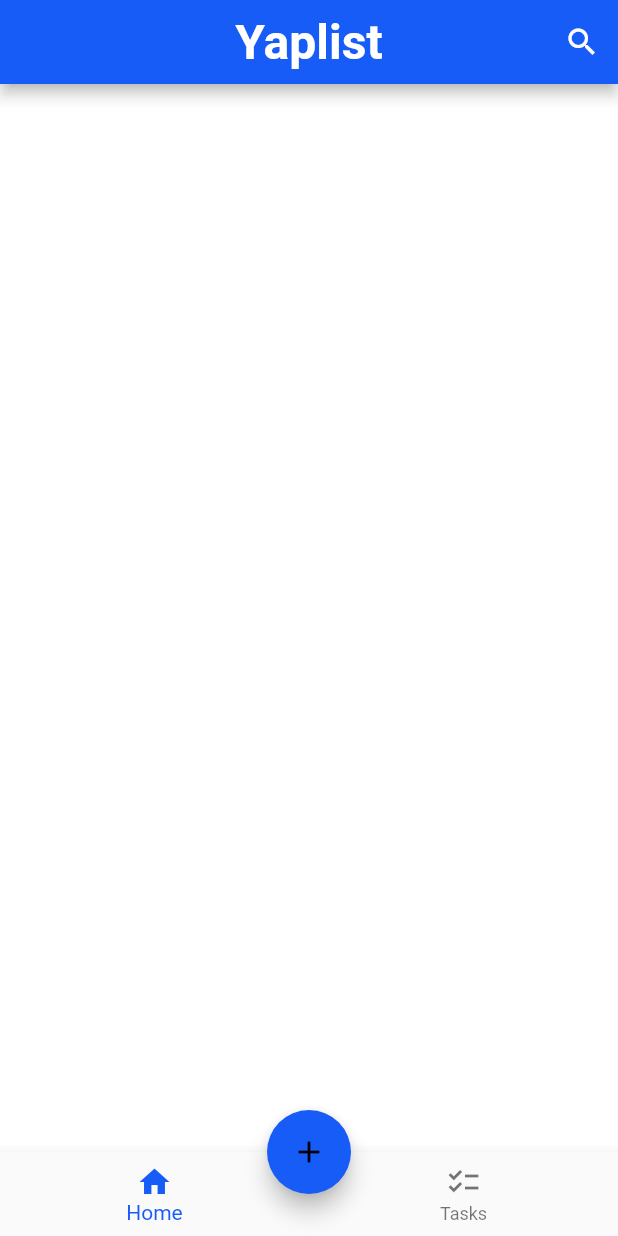
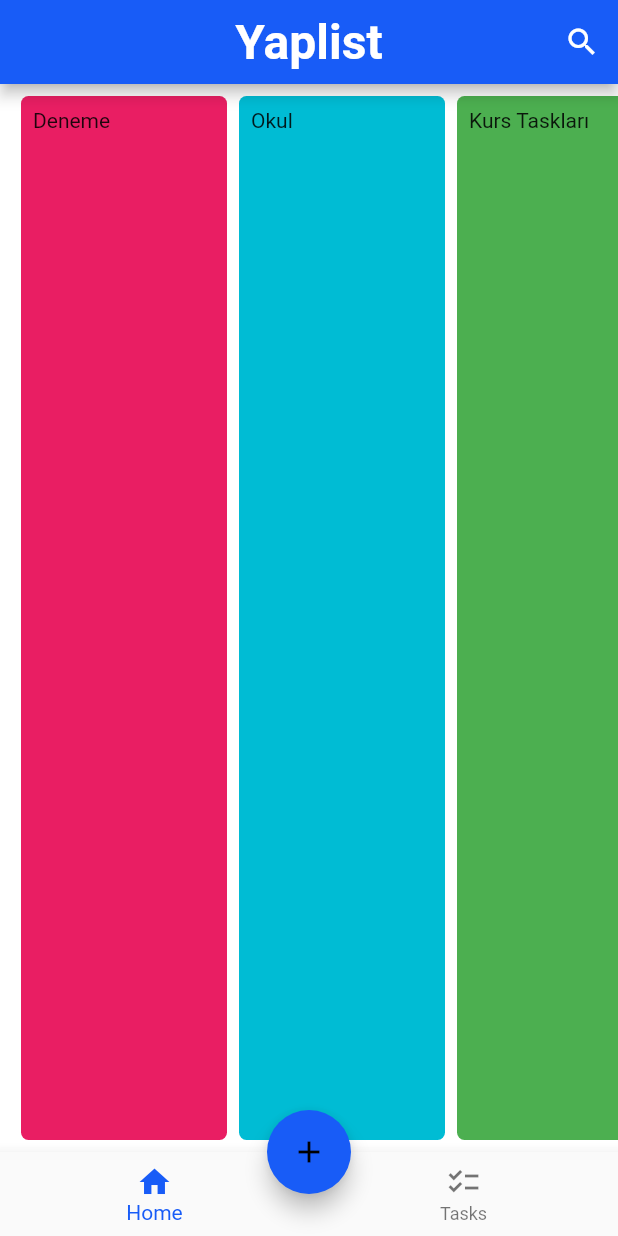
Before and after one commit to ozdemirberkay/yaplist, a Flutter app: the screen it shows after launch, on a phone screen of 412 x 824 dp. Run offline on Flutter 3.47's test engine with Material 2 defaults, Android fonts, the phone set to English and light mode, and no system bars; our stand-ins replace easy_localization, flutter_bloc, flutter_slidable.

Commit message:
task card

```diff
--- a/lib/screens/home/home_page.dart
+++ b/lib/screens/home/home_page.dart
@@ -2,6 +2,7 @@ import 'package:flutter/material.dart';
 import 'package:flutter_bloc/flutter_bloc.dart';
 import 'package:yaplist/models/category.dart';
 import 'package:yaplist/shareds/bloc/category_bloc/category_bloc.dart';
+import 'package:yaplist/widgets/button/master_button.dart';
 import 'package:yaplist/widgets/card/category_card.dart';
 import 'package:yaplist/widgets/layout/layout.dart';
 
@@ -17,20 +18,32 @@ class _HomePageState extends State<HomePage> {
   Widget build(BuildContext context) {
     return BlocBuilder<CategoryBloc, CategoryState>(
       builder: (context, state) {
-        List<Category> categoryList = state.categoryList;
+        // List<Category> categoryList = state.categoryList;
+        List<Category> categoryList = [];
+
+        categoryList.add(Category(1, name: "Deneme", color: Colors.pink));
+        categoryList.add(Category(2, name: "Okul", color: Colors.cyan));
+        categoryList
+            .add(Category(3, name: "Kurs Taskları", color: Colors.green));
+        categoryList.add(Category(3,
+            name: "Bi ara yaparım bu taskların hepsini", color: Colors.yellow));
 
         return Layout(
           title: "Yaplist",
-          body: Column(
-            children: [
-              ListView.builder(
-                shrinkWrap: true,
-                itemCount: categoryList.length,
-                itemBuilder: (context, index) => CategoryCard(
-                  category: categoryList[index],
-                ),
-              ),
-            ],
+          body: SizedBox(
+            child: ListView.builder(
+              padding: const EdgeInsets.symmetric(horizontal: 10, vertical: 4),
+              scrollDirection: Axis.horizontal,
+              itemCount: categoryList.length,
+              itemBuilder: (context, index) {
+                return Container(
+                  margin: const EdgeInsets.all(4),
+                  child: CategoryCard(
+                    category: categoryList[index],
+                  ),
+                );
+              },
+            ),
           ),
           actions: [
             IconButton(
--- a/lib/screens/home/tasks.dart
+++ b/lib/screens/home/tasks.dart
@@ -1,14 +1,15 @@
-
 import 'package:easy_localization/easy_localization.dart';
 import 'package:flutter/material.dart';
 import 'package:flutter_bloc/flutter_bloc.dart';
+import 'package:yaplist/models/category.dart';
 import 'package:yaplist/models/task.dart';
 import 'package:yaplist/shareds/bloc/task_bloc/task_bloc.dart';
 import 'package:yaplist/widgets/card/task_card.dart';
 import 'package:yaplist/widgets/layout/layout.dart';
 
 class Tasks extends StatefulWidget {
-  const Tasks({super.key});
+  final Category? filterCategory;
+  const Tasks({super.key, this.filterCategory});
 
   @override
   State<Tasks> createState() => _TasksState();
--- a/lib/widgets/card/category_card.dart
+++ b/lib/widgets/card/category_card.dart
@@ -1,5 +1,7 @@
 import 'package:flutter/material.dart';
 import 'package:yaplist/models/category.dart';
+import 'package:yaplist/screens/home/tasks.dart';
+import 'package:yaplist/shareds/constants/constants.dart';
 
 class CategoryCard extends StatefulWidget {
   final Category category;
@@ -10,25 +12,24 @@ class CategoryCard extends StatefulWidget {
 }
 
 class _CategoryCardState extends State<CategoryCard> {
-  void updateTask(BuildContext context) {}
-
   @override
   Widget build(BuildContext context) {
-    return Container(
-      padding: const EdgeInsets.all(6),
-      decoration: BoxDecoration(
-          color: Theme.of(context).scaffoldBackgroundColor,
-          border: const Border.symmetric(
-            horizontal: BorderSide(color: Colors.grey),
-          )
-          // border: Border.all(color: Colors.pink),
-          ),
-      child: Column(
-        children: [
-          Text(
-            widget.category.name,
-          ),
-        ],
+    return InkWell(
+      onTap: () {
+        Navigator.of(context).push(MaterialPageRoute(
+          builder: (context) => Tasks(filterCategory: widget.category),
+        ));
+      },
+      child: Container(
+        padding: const EdgeInsets.all(8),
+        decoration: BoxDecoration(
+          color: widget.category.color,
+          borderRadius: Constants.borderRadius,
+        ),
+        width: MediaQuery.of(context).size.width / 3,
+        child: Text(
+          widget.category.name,
+        ),
       ),
     );
   }
--- a/lib/widgets/card/task_card.dart
+++ b/lib/widgets/card/task_card.dart
@@ -58,6 +58,8 @@ class _TaskCardState extends State<TaskCard> {
               Checkbox(
                 materialTapTargetSize: MaterialTapTargetSize.shrinkWrap,
                 onChanged: (value) {
+                  //TODO update state çağır
+
                   setState(() {
                     widget.task.isCompleted = value!;
                   });
--- a/pubspec.yaml
+++ b/pubspec.yaml
@@ -37,7 +37,7 @@ dependencies:
   easy_localization: 3.0.1
   flutter_bloc: 8.1.2
   hydrated_bloc: 9.1.0
-  flutter_slidable: ^2.0.0
+  flutter_slidable: 2.0.0
 
 dev_dependencies:
   flutter_test:
```
Also changed, not shown: lib/shareds/color_picker/colors.dart (added, +24 -0 lines), lib/widgets/bottom/color_picker_modal.dart (added, +28 -0 lines).
